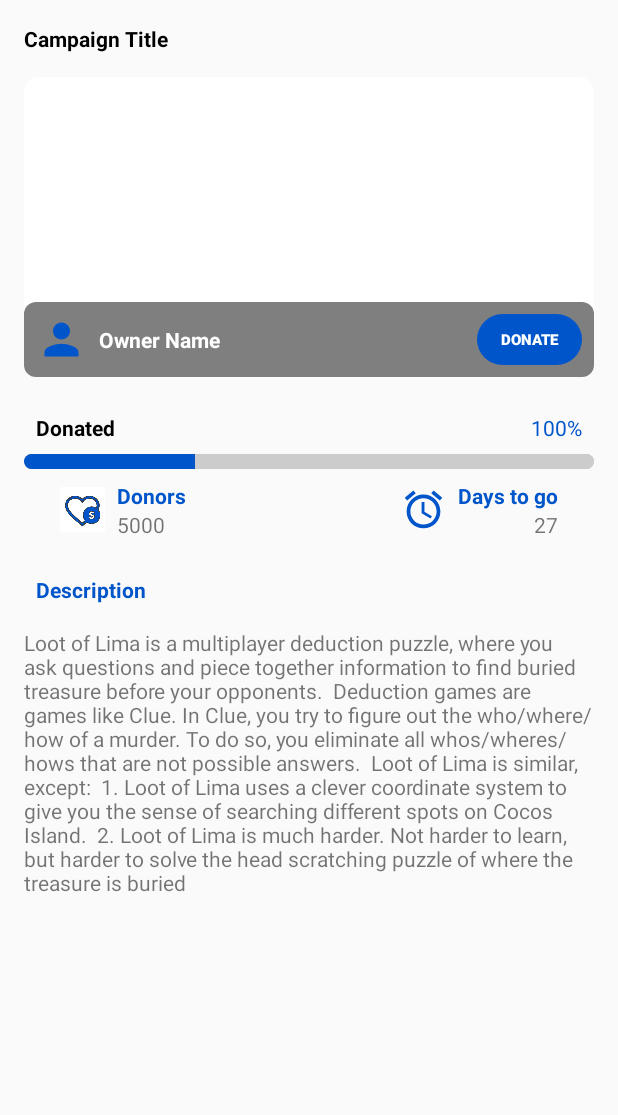
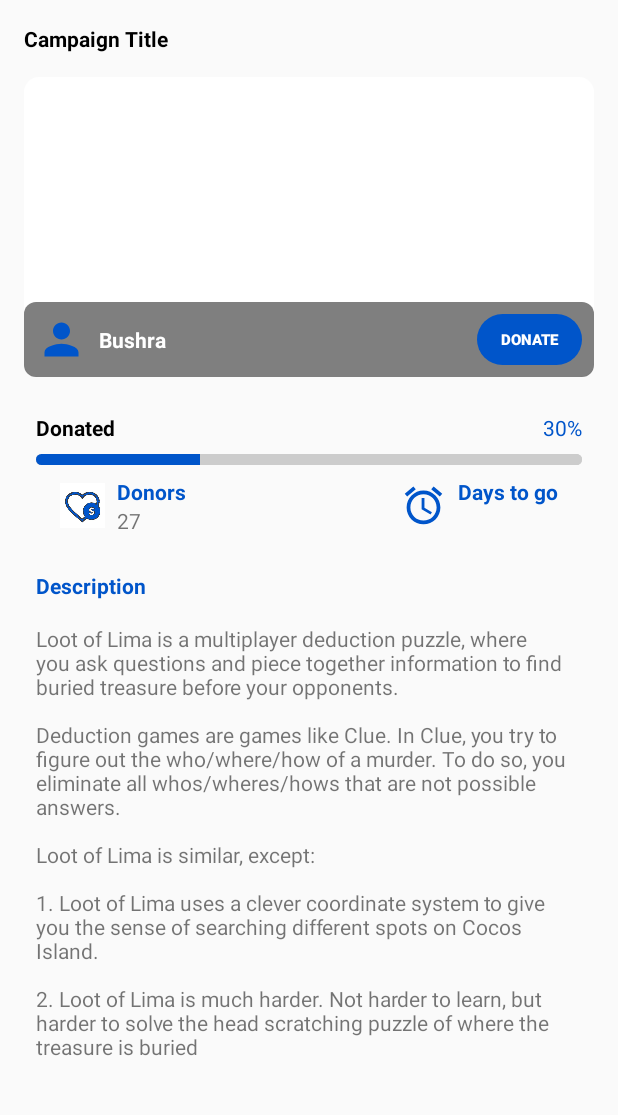
Before and after one commit to Rowad-CodingAcademy/CrowdFunding, an Android app: the CampaignDetailsActivity screen opened directly, with no data from a screen before it, on a phone screen of 412 x 824 dp, the part 84-1199 px from its top. Run offline under Robolectric (Android 15) with nearby library versions, the light colour scheme and no system bars; our stand-ins replace CircleImageView; pictures from the network do not load; 2 statements that could not run were skipped.

Commit message:
Count campaign donation ratio+Update CampaignDetailsActivity and its UI+Update CampaignListActivity.xml+Update Campaign and Users Model

```diff
--- a/app/src/main/java/com/abood/crowdfunding/Campaign.java
+++ b/app/src/main/java/com/abood/crowdfunding/Campaign.java
@@ -14,40 +14,28 @@
     private ArrayList<String> campImageUrl;
     private String campVideoUrl;
     private UUID campOwnerId;
-    private UUID campDownersNum;
+    private int campDownersNum;
     private Double campCost;
+    private Double campDonated;
 
-    public Double getCampCost() {
-        return campCost;
+    public Campaign(String campTitle, String campDescription, Date campStart, Date campEnd,
+                    ArrayList<String> campImageUrl, int campDownersNum, Double campCost
+            , Double campDonated)
+    {
+        this.campTitle = campTitle;
+        this.campDescription = campDescription;
+        this.campStart = campStart;
+        this.campEnd = campEnd;
+        this.campImageUrl = campImageUrl;
+        this.campDownersNum = campDownersNum;
+        this.campCost = campCost;
+        this.campDonated = campDonated;
     }
 
-    public void setCampCost(Double campCost) {
-        this.campCost = campCost;
-    }
-
-    public UUID getCampDownersNum() {
-        return campDownersNum;
-    }
-
-    public void setCampDownersNum(UUID campDownersNum) {
-        this.campDownersNum = campDownersNum;
-    }
-
-
-    public UUID getCampOwnerId() {
-        return campOwnerId;
-    }
-
-    public void setCampOwnerId(UUID campOwnerId) {
-        this.campOwnerId = campOwnerId;
-    }
-
-
-    public Campaign() {
-    }
-
-    public Campaign(String campTitle, String campDescription, Date campStart, Date campEnd,
-                    String campLocation, String campCountry, ArrayList<String> campImageUrl, String campVideoUrl) {
+    public Campaign(String campTitle, String campDescription, Date campStart, Date campEnd, String campLocation
+            , String campCountry, ArrayList<String> campImageUrl, String campVideoUrl, UUID campOwnerId
+            , int campDownersNum, Double campCost, Double campDonated)
+    {
         this.campTitle = campTitle;
         this.campDescription = campDescription;
         this.campStart = campStart;
@@ -56,15 +44,27 @@
         this.campCountry = campCountry;
         this.campImageUrl = campImageUrl;
         this.campVideoUrl = campVideoUrl;
+        this.campOwnerId = campOwnerId;
+        this.campDownersNum = campDownersNum;
+        this.campCost = campCost;
+        this.campDonated = campDonated;
     }
 
-    public Campaign(String campTitle, String campDescription, String campTarget,
-                    String campLocation, String campCountry, ArrayList<String> campImageUrl) {
+    public Campaign(String campTitle, String campDescription, Date campStart, Date campEnd, String campLocation
+            , String campCountry, ArrayList<String> campImageUrl, UUID campOwnerId, int campDownersNum
+            , Double campCost, Double campDonated)
+    {
         this.campTitle = campTitle;
         this.campDescription = campDescription;
+        this.campStart = campStart;
+        this.campEnd = campEnd;
         this.campLocation = campLocation;
         this.campCountry = campCountry;
         this.campImageUrl = campImageUrl;
+        this.campOwnerId = campOwnerId;
+        this.campDownersNum = campDownersNum;
+        this.campCost = campCost;
+        this.campDonated = campDonated;
     }
 
     public String getCampTitle() {
@@ -130,4 +130,38 @@
     public void setCampVideoUrl(String campVideoUrl) {
         this.campVideoUrl = campVideoUrl;
     }
+
+
+    public Double getCampDonated() {
+        return campDonated;
+    }
+
+    public void setCampDonated(Double campDonated) {
+        this.campDonated = campDonated;
+    }
+
+    public Double getCampCost() {
+        return campCost;
+    }
+
+    public void setCampCost(Double campCost) {
+        this.campCost = campCost;
+    }
+
+    public int getCampDownersNum() {
+        return campDownersNum;
+    }
+
+    public void setCampDownersNum(int campDownersNum) {
+        this.campDownersNum = campDownersNum;
+    }
+
+
+    public UUID getCampOwnerId() {
+        return campOwnerId;
+    }
+
+    public void setCampOwnerId(UUID campOwnerId) {
+        this.campOwnerId = campOwnerId;
+    }
 }
--- a/app/src/main/java/com/abood/crowdfunding/CampaignDetailsActivity.java
+++ b/app/src/main/java/com/abood/crowdfunding/CampaignDetailsActivity.java
@@ -72,12 +72,26 @@
 
         campaignId = (UUID) getIntent().getSerializableExtra(EXTRA_CAMPAIGN_UUID);
 
+        //campaignPhotoes=campaign.getCampImageUrl();
 
+        campaignPhotoes = new ArrayList<>();
+        campaignPhotoes.add("https://inteng-storage.s3.amazonaws.com/img/iea/nR6bV9jp6o/sizes/learntocodebundle_resize_md.jpg");
+        campaignPhotoes.add("https://encrypted-tbn0.gstatic.com/images?q=tbn:ANd9GcRZhJjWOsPN9z6ADOSviiGDA19FIVaIhsZgI0Sr1vFet5L0mu8Kzg&s");
+        campaignPhotoes.add("https://www.codingbytes.com/wp-content/uploads/2019/04/Learn-coding-online.jpeg");
+
+        campaign=new Campaign("Campaign Title","Loot of Lima is a multiplayer deduction puzzle, where you ask questions and piece together information to find buried treasure before your opponents.\n" +
+                "\n" +
+                "Deduction games are games like Clue. In Clue, you try to figure out the who/where/how of a murder. To do so, you eliminate all whos/wheres/hows that are not possible answers.\n" +
+                "\n" +
+                "Loot of Lima is similar, except:\n" +
+                "\n" +
+                "1. Loot of Lima uses a clever coordinate system to give you the sense of searching different spots on Cocos Island.\n" +
+                "\n" +
+                "2. Loot of Lima is much harder. Not harder to learn, but harder to solve the head scratching puzzle of where the treasure is buried"
+                ,new Date(),new Date(),campaignPhotoes,27,10000.0,3000.0);
         //mTitleTV.setText(campaign.getCampTitle());
 
         setUpViewPager();
-
-        setUpProgressBar();
 
         donateBtn.setOnClickListener(new View.OnClickListener() {
             @Override
@@ -87,8 +101,9 @@
             }
         });
 
-        /*
-        user=
+
+        user=new Users("Bushra","https://www.clipartwiki.com/clipimg/detail/174-1742152_computer-icons-user-clip-art-transparent-user-icon.png");
+
         Glide.with(CampaignDetailsActivity.this)
                 .load(user.getuPhotoUrl())
                 .asBitmap()
@@ -107,21 +122,30 @@
 
 
 
-        ownerNameTV.setText(user.getuEmail());
-        mDonorsTV.setText(campaign.getCampDownersNum().toString());
+        ownerNameTV.setText(user.getuName());
+
+        mDonationRatio=new Integer(String.valueOf(Math.round((campaign.getCampDonated()*100)/campaign.getCampCost())));
+
+        mDonationRatioTV.setText(mDonationRatio+"%");
+
+        setUpProgressBar();
+
+        mDonorsTV.setText(String.valueOf(campaign.getCampDownersNum()));
+
+/*
         mDaysToGo=getDaysDifference(campaign.getCampStart(),campaign.getCampEnd());
         if(mDaysToGo==0)
         {
             mDaysToGoImageView.setImageResource(R.drawable.ic_alarm_on_black_24dp);
+            mDaysToGoTV.setText("finished");
         }
         else
         {
-            mDaysToGoTV.setText("end");
+            mDaysToGoTV.setText(mDaysToGo);
 
         }
-        mDaysToGoTV.setText(mDaysToGo);
-
-        mDescriptionTV.setText(campaign.getCampDescription());*/
+*/
+        mDescriptionTV.setText(campaign.getCampDescription());
 
     }
     public static Intent newIntent(Context packageContext, UUID campaignId)
@@ -133,12 +157,7 @@
 
     private void setUpViewPager()
     {
-        //campaignPhotoes=campaign.getCampImageUrl();
 
-        campaignPhotoes = new ArrayList<>();
-        campaignPhotoes.add("https://inteng-storage.s3.amazonaws.com/img/iea/nR6bV9jp6o/sizes/learntocodebundle_resize_md.jpg");
-        campaignPhotoes.add("https://encrypted-tbn0.gstatic.com/images?q=tbn:ANd9GcRZhJjWOsPN9z6ADOSviiGDA19FIVaIhsZgI0Sr1vFet5L0mu8Kzg&s");
-        campaignPhotoes.add("https://www.codingbytes.com/wp-content/uploads/2019/04/Learn-coding-online.jpeg");
         FragmentManager fragmentManager = getSupportFragmentManager();
         final FragmentStatePagerAdapter adapter=new FragmentStatePagerAdapter(fragmentManager)
         {
@@ -175,7 +194,8 @@
 
     private void setUpProgressBar()
     {
-        runProgressDeterminate();
+        progress_determinate.setProgress(mDonationRatio);
+
         // Get the Drawable custom_progressbar
         Drawable draw=getResources().getDrawable(R.drawable.donated_progressbar);
         // set the drawable as progress drawable
@@ -216,26 +236,4 @@
         }
     }
 
-    private void runProgressDeterminate() {
-        final Handler mHandler = new Handler();
-        Runnable runnable = new Runnable() {
-            public void run() {
-                int progress = progress_determinate.getProgress() + 10;
-                progress_determinate.setProgress(progress);
-                if (progress > 100) {
-                    progress_determinate.setProgress(0);
-                }
-                mHandler.postDelayed(this, 1000);
-            }
-        };
-        mHandler.post(runnable);
-    }
-
-    public static int getDaysDifference(Date fromDate, Date toDate)
-    {
-        if(fromDate==null||toDate==null)
-            return 0;
-
-        return (int)( (toDate.getTime() - fromDate.getTime()) / (1000 * 60 * 60 * 24));
-    }
 }
--- a/app/src/main/java/com/abood/crowdfunding/Users.java
+++ b/app/src/main/java/com/abood/crowdfunding/Users.java
@@ -9,6 +9,10 @@
     private String uEmail;
     private String uPhotoUrl;
 
+    public Users(String uName, String uPhotoUrl) {
+        this.uName = uName;
+        this.uPhotoUrl = uPhotoUrl;
+    }
 
     public UUID getuId() {
         return uId;
--- a/app/src/main/res/layout/activity_campaign_details.xml
+++ b/app/src/main/res/layout/activity_campaign_details.xml
@@ -167,17 +167,18 @@
                 android:id="@+id/progress_determinate"
                 style="@style/Widget.AppCompat.ProgressBar.Horizontal"
                 android:layout_width="0dp"
-                android:layout_height="10dp"
+                android:layout_height="7dp"
+                android:layout_marginStart="8dp"
                 android:layout_marginTop="8dp"
+                android:layout_marginEnd="8dp"
                 android:background="@drawable/donated_progressbar"
                 android:indeterminate="false"
                 android:max="100"
-                android:progress="10"
+                android:progressDrawable="@drawable/donated_progressbar"
                 app:layout_constraintEnd_toEndOf="parent"
                 app:layout_constraintHorizontal_bias="0.0"
                 app:layout_constraintStart_toStartOf="parent"
-                app:layout_constraintTop_toBottomOf="@+id/textView3"
-                android:progressDrawable="@drawable/donated_progressbar"/>
+                app:layout_constraintTop_toBottomOf="@+id/textView3" />
 
             <TextView
                 android:id="@+id/textView3"
@@ -197,7 +198,6 @@
                 android:layout_height="wrap_content"
                 android:layout_marginTop="8dp"
                 android:layout_marginEnd="8dp"
-                android:text="100%"
                 android:textColor="@color/colorAccent"
                 app:layout_constraintEnd_toEndOf="parent"
                 app:layout_constraintTop_toTopOf="parent" />
@@ -229,7 +229,6 @@
                 android:layout_width="wrap_content"
                 android:layout_height="wrap_content"
                 android:layout_marginStart="8dp"
-                android:text="5000 "
                 app:layout_constraintStart_toEndOf="@+id/imageView2"
                 app:layout_constraintTop_toBottomOf="@+id/textView7" />
 
@@ -261,9 +260,8 @@
                 android:layout_height="wrap_content"
                 android:layout_marginStart="8dp"
                 android:layout_marginEnd="24dp"
-                android:text="27"
                 app:layout_constraintEnd_toEndOf="parent"
-                app:layout_constraintStart_toEndOf="@+id/campaign_donors_imageView"
+                app:layout_constraintStart_toEndOf="@+id/campaign_daysToGo_imageView"
                 app:layout_constraintTop_toBottomOf="@+id/textView9" />
 
         </androidx.constraintlayout.widget.ConstraintLayout>
@@ -295,20 +293,11 @@
 
             <TextView
                 android:id="@+id/campaign_description_textView"
-                android:layout_width="wrap_content"
+                android:layout_width="0dp"
                 android:layout_height="wrap_content"
-                android:layout_marginStart="16dp"
+                android:layout_marginStart="8dp"
                 android:layout_marginTop="16dp"
-                android:layout_marginEnd="16dp"
-                android:text="Loot of Lima is a multiplayer deduction puzzle, where you ask questions and piece together information to find buried treasure before your opponents.
-
-Deduction games are games like Clue. In Clue, you try to figure out the who/where/how of a murder. To do so, you eliminate all whos/wheres/hows that are not possible answers.
-
-Loot of Lima is similar, except:
-
-1. Loot of Lima uses a clever coordinate system to give you the sense of searching different spots on Cocos Island.
-
-2. Loot of Lima is much harder. Not harder to learn, but harder to solve the head scratching puzzle of where the treasure is buried"
+                android:layout_marginEnd="8dp"
                 app:layout_constraintBottom_toBottomOf="parent"
                 app:layout_constraintEnd_toEndOf="parent"
                 app:layout_constraintStart_toStartOf="parent"
--- a/app/src/main/res/layout/activity_campaign_list.xml
+++ b/app/src/main/res/layout/activity_campaign_list.xml
@@ -1,5 +1,6 @@
 <?xml version="1.0" encoding="utf-8"?>
-<androidx.drawerlayout.widget.DrawerLayout xmlns:android="http://schemas.android.com/apk/res/android"
+<androidx.drawerlayout.widget.DrawerLayout
+    xmlns:android="http://schemas.android.com/apk/res/android"
     xmlns:app="http://schemas.android.com/apk/res-auto"
     xmlns:tools="http://schemas.android.com/tools"
     android:id="@+id/drawer_layout"
--- a/app/src/main/res/layout/activity_donation.xml
+++ b/app/src/main/res/layout/activity_donation.xml
@@ -1,9 +1,10 @@
 <?xml version="1.0" encoding="utf-8"?>
-<android.support.constraint.ConstraintLayout xmlns:android="http://schemas.android.com/apk/res/android"
+<androidx.constraintlayout.widget.ConstraintLayout
+    xmlns:android="http://schemas.android.com/apk/res/android"
     xmlns:app="http://schemas.android.com/apk/res-auto"
     xmlns:tools="http://schemas.android.com/tools"
     android:layout_width="match_parent"
     android:layout_height="match_parent"
     tools:context=".DonationActivity">
 
-</android.support.constraint.ConstraintLayout>
+</androidx.constraintlayout.widget.ConstraintLayout>
```
Also changed, not shown: app/src/main/res/layout/campaign_holder.xml (+24 -19 lines).
